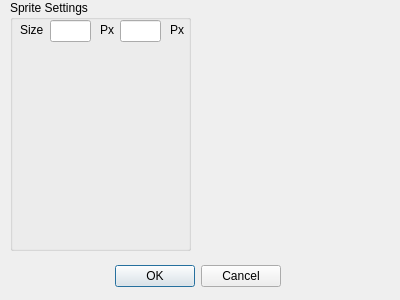
Qt form Sprite_Editor_Extreme/configurationform.ui (jokthefoo/Sprite-Editor) before a commit.
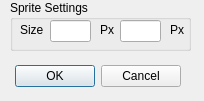
The same form after that commit.

```diff
--- a/Sprite_Editor_Extreme/configurationform.ui
+++ b/Sprite_Editor_Extreme/configurationform.ui
@@ -6,8 +6,8 @@
    <rect>
     <x>0</x>
     <y>0</y>
-    <width>400</width>
-    <height>300</height>
+    <width>204</width>
+    <height>101</height>
    </rect>
   </property>
   <property name="windowTitle">
@@ -16,8 +16,8 @@
   <widget class="QDialogButtonBox" name="buttonBox">
    <property name="geometry">
     <rect>
-     <x>110</x>
-     <y>260</y>
+     <x>10</x>
+     <y>60</y>
      <width>171</width>
      <height>32</height>
     </rect>
@@ -35,7 +35,7 @@
      <x>10</x>
      <y>0</y>
      <width>181</width>
-     <height>251</height>
+     <height>51</height>
     </rect>
    </property>
    <property name="title">
```
